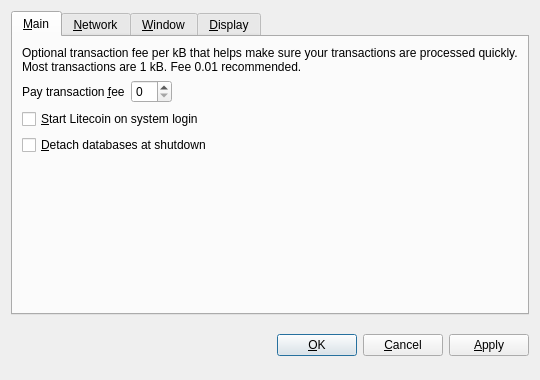
Above: src/qt/forms/optionsdialog.ui from pcheddar/primecoin before the change. Below: the same form after it.
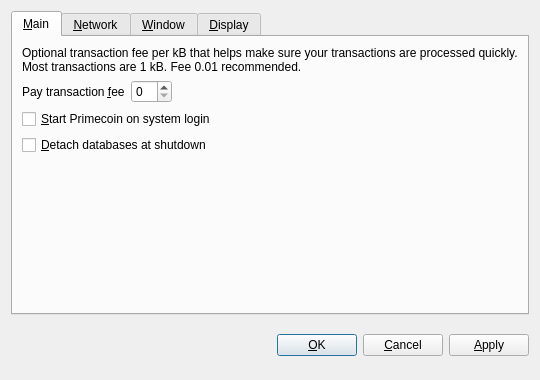
That is the form after the change. The open tabs and pages were chosen to show the change. Custom widgets are drawn as their Qt base class.

Commit message: Renamed Primecoin

```diff
--- a/src/qt/forms/optionsdialog.ui
+++ b/src/qt/forms/optionsdialog.ui
@@ -82,7 +82,7 @@
           <string>Automatically start Litecoin after logging in to the system.</string>
          </property>
          <property name="text">
-          <string>&amp;Start Litecoin on system login</string>
+          <string>&amp;Start Primecoin on system login</string>
          </property>
         </widget>
        </item>
```
Left out of the diff: 10 changed lines with no effect on the pictures. The commit also changes 89 other files.
